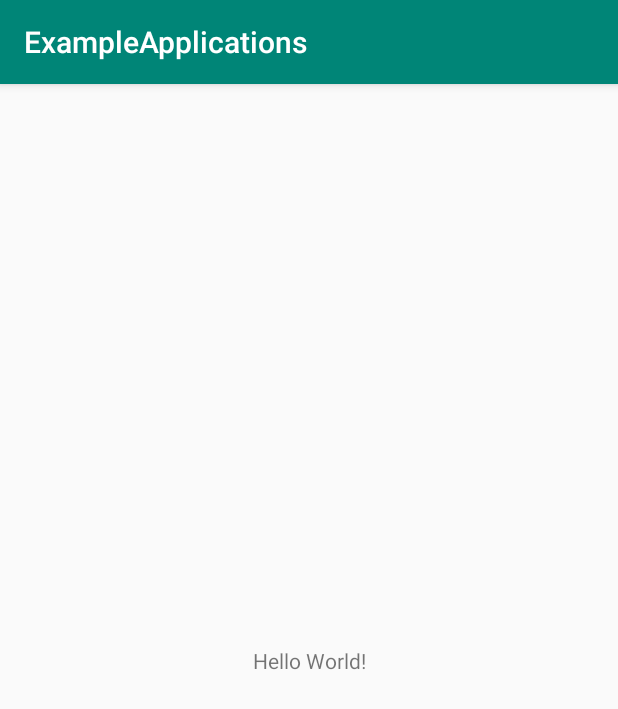
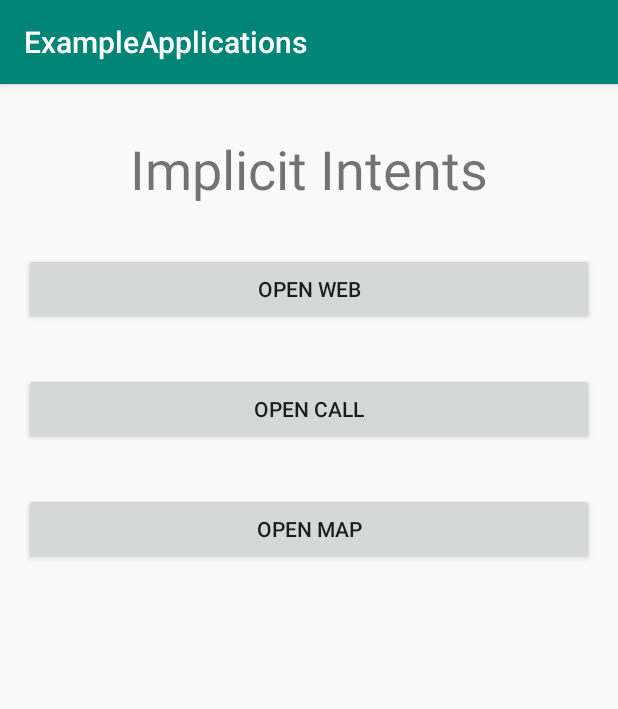
Before and after one commit to arpitparmar5739/android_examples, an Android app: the screen it shows after launch (MainActivity), on a phone screen of 412 x 824 dp. Shown: the top 709 px of the screen. Run offline under Robolectric (Android 15) with nearby library versions, the phone set to English and light mode, and no system bars.

Commit message:
Implemented implicit intent calls for Web, Dial and Maps.

```diff
--- a/app/src/main/java/com/example/exampleapplications/MainActivity.java
+++ b/app/src/main/java/com/example/exampleapplications/MainActivity.java
@@ -2,7 +2,11 @@ package com.example.exampleapplications;
 
 import androidx.appcompat.app.AppCompatActivity;
 
+import android.content.Intent;
+import android.net.Uri;
 import android.os.Bundle;
+import android.view.View;
+import android.widget.Toast;
 
 public class MainActivity extends AppCompatActivity {
 
@@ -11,4 +15,23 @@ public class MainActivity extends AppCompatActivity {
         super.onCreate(savedInstanceState);
         setContentView(R.layout.activity_main);
     }
+
+    public void doSomething(View view) {
+        switch (view.getId()) {
+            case R.id.buttonBrowser:
+                Intent i1 = new Intent(Intent.ACTION_VIEW, Uri.parse("http://www.google.com"));
+                startActivity(i1);
+                break;
+
+            case R.id.buttonOpenCall:
+                Intent i2 = new Intent(Intent.ACTION_VIEW, Uri.parse("tel:8982428022"));
+                startActivity(i2);
+                break;
+
+            case R.id.buttonOpenMap:
+                Intent i3 = new Intent(Intent.ACTION_VIEW, Uri.parse("geo: 20.5937, 78.9629"));
+                startActivity(i3);
+                break;
+        }
+    }
 }
--- a/app/src/main/res/layout/activity_main.xml
+++ b/app/src/main/res/layout/activity_main.xml
@@ -7,12 +7,59 @@
     tools:context=".MainActivity">
 
     <TextView
+        android:id="@+id/textView4"
         android:layout_width="wrap_content"
         android:layout_height="wrap_content"
-        android:text="Hello World!"
-        app:layout_constraintBottom_toBottomOf="parent"
+        android:layout_marginTop="32dp"
+        android:text="Implicit Intents"
+        android:textSize="36sp"
         app:layout_constraintLeft_toLeftOf="parent"
         app:layout_constraintRight_toRightOf="parent"
         app:layout_constraintTop_toTopOf="parent" />
 
+    <Button
+        android:id="@+id/buttonBrowser"
+        android:onClick="doSomething"
+        android:layout_width="0dp"
+        android:layout_height="wrap_content"
+        android:layout_marginStart="16dp"
+        android:layout_marginLeft="16dp"
+        android:layout_marginTop="32dp"
+        android:layout_marginEnd="16dp"
+        android:layout_marginRight="16dp"
+        android:text="Open Web"
+        app:layout_constraintEnd_toEndOf="parent"
+        app:layout_constraintStart_toStartOf="parent"
+        app:layout_constraintTop_toBottomOf="@+id/textView4" />
+
+    <Button
+        android:id="@+id/buttonOpenMap"
+        android:onClick="doSomething"
+        android:layout_width="0dp"
+        android:layout_height="wrap_content"
+        android:layout_marginStart="16dp"
+        android:layout_marginLeft="16dp"
+        android:layout_marginTop="32dp"
+        android:layout_marginEnd="16dp"
+        android:layout_marginRight="16dp"
+        android:text="Open Map"
+        app:layout_constraintEnd_toEndOf="parent"
+        app:layout_constraintStart_toStartOf="parent"
+        app:layout_constraintTop_toBottomOf="@+id/buttonOpenCall" />
+
+    <Button
+        android:id="@+id/buttonOpenCall"
+        android:onClick="doSomething"
+        android:layout_width="0dp"
+        android:layout_height="wrap_content"
+        android:layout_marginStart="16dp"
+        android:layout_marginLeft="16dp"
+        android:layout_marginTop="32dp"
+        android:layout_marginEnd="16dp"
+        android:layout_marginRight="16dp"
+        android:text="Open Call"
+        app:layout_constraintEnd_toEndOf="parent"
+        app:layout_constraintStart_toStartOf="parent"
+        app:layout_constraintTop_toBottomOf="@+id/buttonBrowser" />
+
 </androidx.constraintlayout.widget.ConstraintLayout>
```
